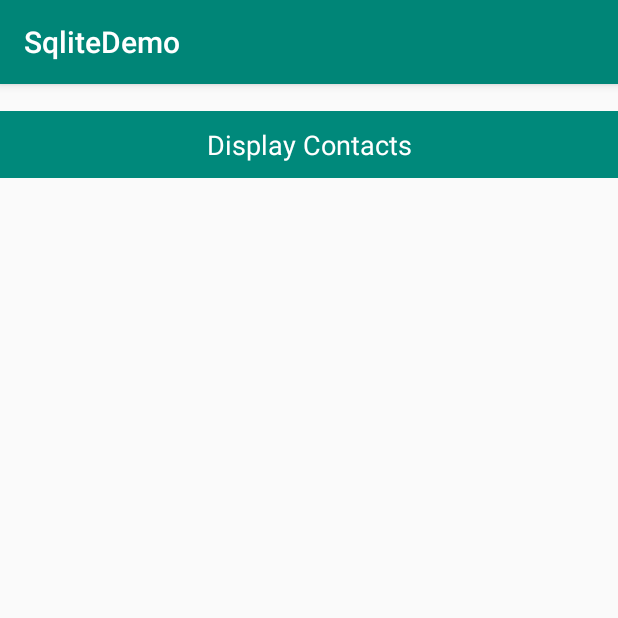
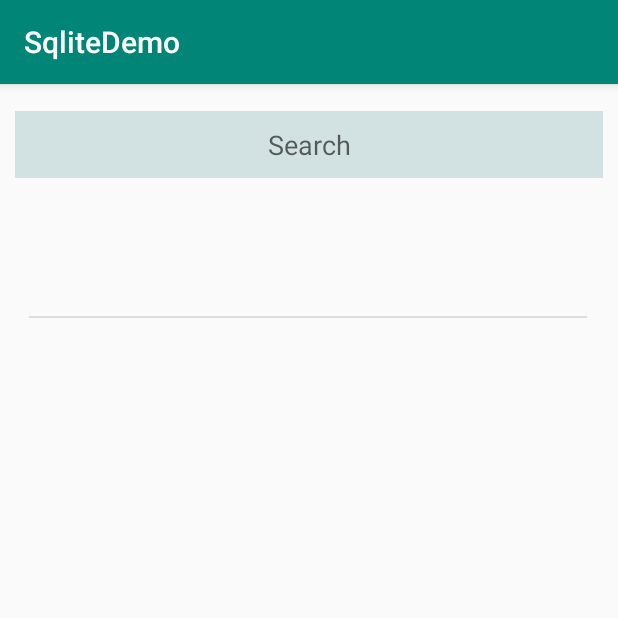
Before and after one commit to FarhadHossainSobuj/SqliteDemo, an Android app: the DisplayActivity screen opened directly, with no data from a screen before it, on a phone screen of 412 x 824 dp, the top half of it. Run offline under Robolectric (Android 15) with nearby library versions, the phone set to English and light mode, and no system bars.

Commit message:
Searching added

```diff
--- a/app/build.gradle
+++ b/app/build.gradle
@@ -5,7 +5,7 @@ android {
     buildToolsVersion "29.0.2"
     defaultConfig {
         applicationId "com.example.sqlitedemo"
-        minSdkVersion 19
+        minSdkVersion 23
         targetSdkVersion 29
         versionCode 1
         versionName "1.0"
--- a/app/src/main/java/com/example/sqlitedemo/DisplayActivity.java
+++ b/app/src/main/java/com/example/sqlitedemo/DisplayActivity.java
@@ -6,10 +6,13 @@ import android.content.Intent;
 import android.database.Cursor;
 import android.database.sqlite.SQLiteDatabase;
 import android.os.Bundle;
+import android.text.Editable;
+import android.text.TextWatcher;
 import android.util.Log;
 import android.view.View;
 import android.widget.AdapterView;
 import android.widget.ArrayAdapter;
+import android.widget.EditText;
 import android.widget.ListView;
 import android.widget.Toast;
 
@@ -21,6 +24,8 @@ public class DisplayActivity extends AppCompatActivity {
     private ListView listView;
     private DatabaseHelper db;
     private List<String> listData;
+    private EditText edtSearch;
+    ArrayAdapter adapter;
 
     @Override
     protected void onCreate(Bundle savedInstanceState) {
@@ -31,16 +36,35 @@ public class DisplayActivity extends AppCompatActivity {
         listData = new ArrayList<>();
         listView = findViewById(R.id.listView);
 
+        edtSearch = findViewById(R.id.edtSearch);
+
         getAllData();
-        ArrayAdapter adapter = new ArrayAdapter(this, android.R.layout.simple_list_item_1, listData);
+        adapter = new ArrayAdapter(this, android.R.layout.simple_list_item_1, listData);
         listView.setAdapter(adapter);
 
         listView.setOnItemClickListener(new AdapterView.OnItemClickListener() {
             @Override
             public void onItemClick(AdapterView<?> parent, View view, int position, long id) {
-                Intent intent = new Intent(getApplicationContext(), ShowDetailsActivity.class);
+                Intent intent = new Intent(getApplicationContext(), ContactDetailsActivity.class);
                 intent.putExtra("id", ""+(position+1));
                 startActivity(intent);
+            }
+        });
+
+        edtSearch.addTextChangedListener(new TextWatcher() {
+            @Override
+            public void beforeTextChanged(CharSequence charSequence, int i, int i1, int i2) {
+
+            }
+
+            @Override
+            public void onTextChanged(CharSequence charSequence, int i, int i1, int i2) {
+                DisplayActivity.this.adapter.getFilter().filter(charSequence);
+            }
+
+            @Override
+            public void afterTextChanged(Editable editable) {
+
             }
         });
 
--- a/app/src/main/res/layout/activity_display.xml
+++ b/app/src/main/res/layout/activity_display.xml
@@ -7,16 +7,18 @@
     android:orientation="vertical"
     tools:context=".DisplayActivity">
 
-    <TextView
-        android:id="@+id/tvDisplay"
+    <EditText
+        android:id="@+id/edtSearch"
         android:layout_width="match_parent"
         android:layout_height="wrap_content"
+        android:layout_marginStart="10dp"
         android:layout_marginTop="18dp"
-        android:background="#00897B"
+        android:layout_marginEnd="10dp"
+        android:background="#D2E2E2"
         android:gravity="center"
+        android:hint="Search"
         android:padding="10dp"
-        android:text="Display Contacts"
-        android:textColor="#fff"
+        android:textColor="#070114"
         android:textSize="18sp"
         app:layout_constraintEnd_toEndOf="parent"
         app:layout_constraintStart_toStartOf="parent"
@@ -25,16 +27,14 @@
     <ListView
         android:id="@+id/listView"
         android:layout_width="372dp"
-        android:layout_height="660dp"
+        android:layout_height="600dp"
         android:layout_marginStart="1dp"
-        android:layout_marginTop="42dp"
+        android:layout_marginTop="44dp"
         android:layout_marginEnd="1dp"
-        android:layout_marginBottom="652dp"
-        app:layout_constraintBottom_toBottomOf="parent"
         app:layout_constraintEnd_toEndOf="parent"
+        app:layout_constraintHorizontal_bias="0.486"
         app:layout_constraintStart_toStartOf="parent"
-        app:layout_constraintTop_toBottomOf="@+id/tvDisplay"
-        app:layout_constraintVertical_bias="0.033" />
+        app:layout_constraintTop_toBottomOf="@+id/edtSearch" />
 
 
 </androidx.constraintlayout.widget.ConstraintLayout>
```
Also changed, not shown: app/src/main/AndroidManifest.xml (+7 -6 lines), app/src/main/java/com/example/sqlitedemo/ContactDetailsActivity.java (+75 -0 lines), app/src/main/res/layout/activity_contact_details.xml (+14 -13 lines).
